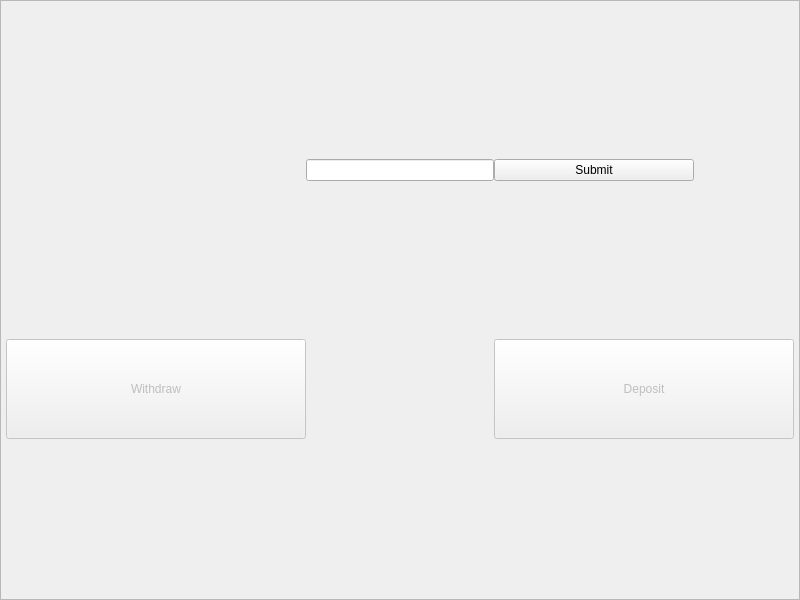
Above: mainwindow.ui from SebastianSlaby/atm-program before the change. Below: the same form after it.
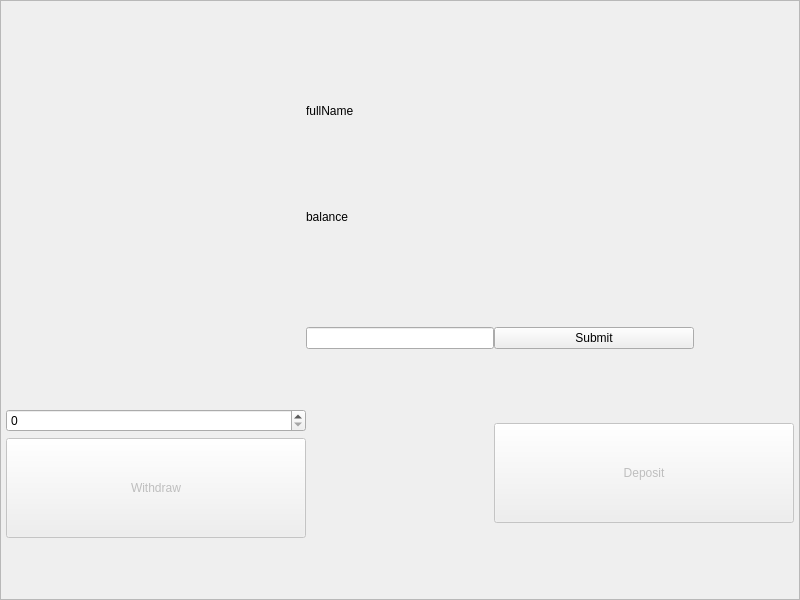
That is the form after the change.

Commit message: ui improvements, client class

Diff of the .ui file:
```diff
--- a/mainwindow.ui
+++ b/mainwindow.ui
@@ -63,26 +63,7 @@
         <property name="spacing">
          <number>0</number>
         </property>
-        <item row="1" column="4">
-         <widget class="QPushButton" name="depositButton">
-          <property name="enabled">
-           <bool>false</bool>
-          </property>
-          <property name="minimumSize">
-           <size>
-            <width>300</width>
-            <height>100</height>
-           </size>
-          </property>
-          <property name="text">
-           <string>Deposit</string>
-          </property>
-         </widget>
-        </item>
-        <item row="0" column="3">
-         <widget class="QLineEdit" name="pinInput"/>
-        </item>
-        <item row="1" column="3">
+        <item row="5" column="3">
          <spacer name="horizontalSpacer">
           <property name="orientation">
            <enum>Qt::Horizontal</enum>
@@ -95,8 +76,8 @@
           </property>
          </spacer>
         </item>
-        <item row="1" column="0">
-         <widget class="QPushButton" name="withdrawButton">
+        <item row="5" column="4">
+         <widget class="QPushButton" name="depositButton">
           <property name="enabled">
            <bool>false</bool>
           </property>
@@ -107,11 +88,11 @@
            </size>
           </property>
           <property name="text">
-           <string>Withdraw</string>
+           <string>Deposit</string>
           </property>
          </widget>
         </item>
-        <item row="0" column="4">
+        <item row="3" column="4">
          <widget class="QPushButton" name="pinSubmitButton">
           <property name="maximumSize">
            <size>
@@ -124,6 +105,65 @@
           </property>
          </widget>
         </item>
+        <item row="3" column="3">
+         <widget class="QLineEdit" name="pinInput"/>
+        </item>
+        <item row="5" column="0">
+         <layout class="QVBoxLayout" name="verticalLayout">
+          <item>
+           <widget class="QSpinBox" name="withdrawSpinBox"/>
+          </item>
+          <item>
+           <widget class="QPushButton" name="withdrawButton">
+            <property name="enabled">
+             <bool>false</bool>
+            </property>
+            <property name="minimumSize">
+             <size>
+              <width>300</width>
+              <height>100</height>
+             </size>
+            </property>
+            <property name="text">
+             <string>Withdraw</string>
+            </property>
+           </widget>
+          </item>
+         </layout>
+        </item>
+        <item row="2" column="3">
+         <layout class="QVBoxLayout" name="verticalLayout_2">
+          <item>
+           <widget class="QLabel" name="nameLabel">
+            <property name="enabled">
+             <bool>true</bool>
+            </property>
+            <property name="maximumSize">
+             <size>
+              <width>16777215</width>
+              <height>100</height>
+             </size>
+            </property>
+            <property name="text">
+             <string>fullName</string>
+            </property>
+           </widget>
+          </item>
+          <item>
+           <widget class="QLabel" name="balanceLabel">
+            <property name="maximumSize">
+             <size>
+              <width>16777215</width>
+              <height>100</height>
+             </size>
+            </property>
+            <property name="text">
+             <string>balance</string>
+            </property>
+           </widget>
+          </item>
+         </layout>
+        </item>
        </layout>
       </widget>
      </widget>
```
The commit also changes 5 other files.
